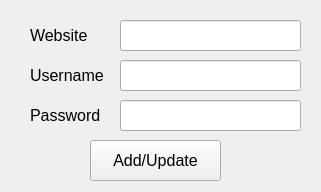
Before: the Qt Designer form ui/popup.ui in KanzuNe/Security-Unity, drawn with Qt 5.
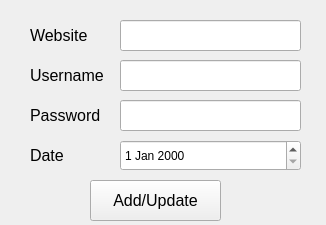
After: the same form once the commit is applied.

Diff of the .ui file:
```diff
--- a/ui/popup.ui
+++ b/ui/popup.ui
@@ -6,8 +6,8 @@
    <rect>
     <x>0</x>
     <y>0</y>
-    <width>321</width>
-    <height>192</height>
+    <width>326</width>
+    <height>225</height>
    </rect>
   </property>
   <property name="windowTitle">
@@ -102,7 +102,7 @@
     <property name="geometry">
      <rect>
       <x>90</x>
-      <y>140</y>
+      <y>180</y>
       <width>131</width>
       <height>41</height>
      </rect>
@@ -116,6 +116,34 @@
      <string>Add/Update</string>
     </property>
    </widget>
+   <widget class="QDateEdit" name="date">
+    <property name="geometry">
+     <rect>
+      <x>120</x>
+      <y>140</y>
+      <width>181</width>
+      <height>31</height>
+     </rect>
+    </property>
+   </widget>
+   <widget class="QLabel" name="label_4">
+    <property name="geometry">
+     <rect>
+      <x>30</x>
+      <y>140</y>
+      <width>51</width>
+      <height>31</height>
+     </rect>
+    </property>
+    <property name="font">
+     <font>
+      <pointsize>12</pointsize>
+     </font>
+    </property>
+    <property name="text">
+     <string>Date</string>
+    </property>
+   </widget>
   </widget>
  </widget>
  <resources/>
```
